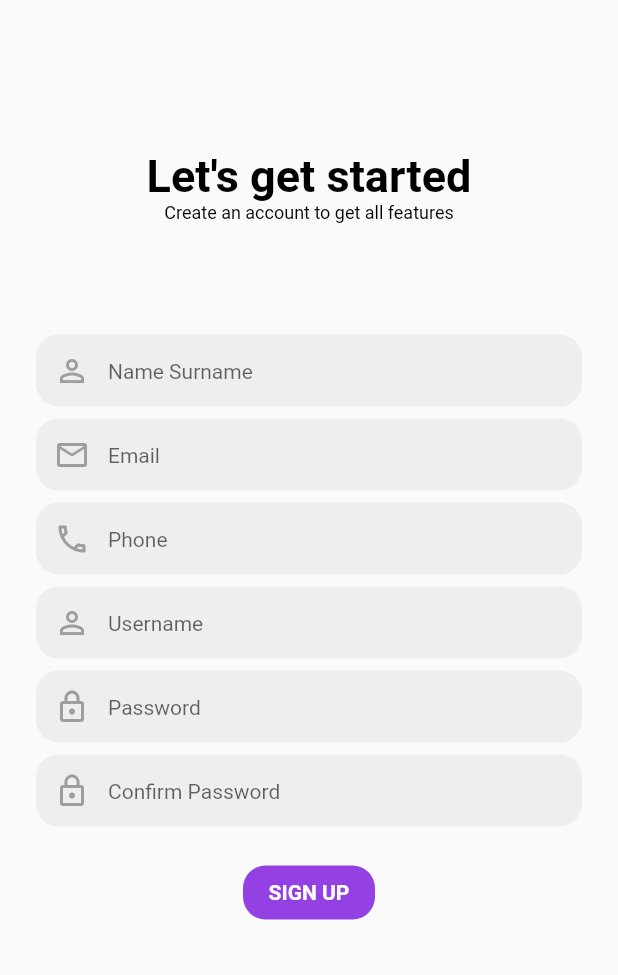
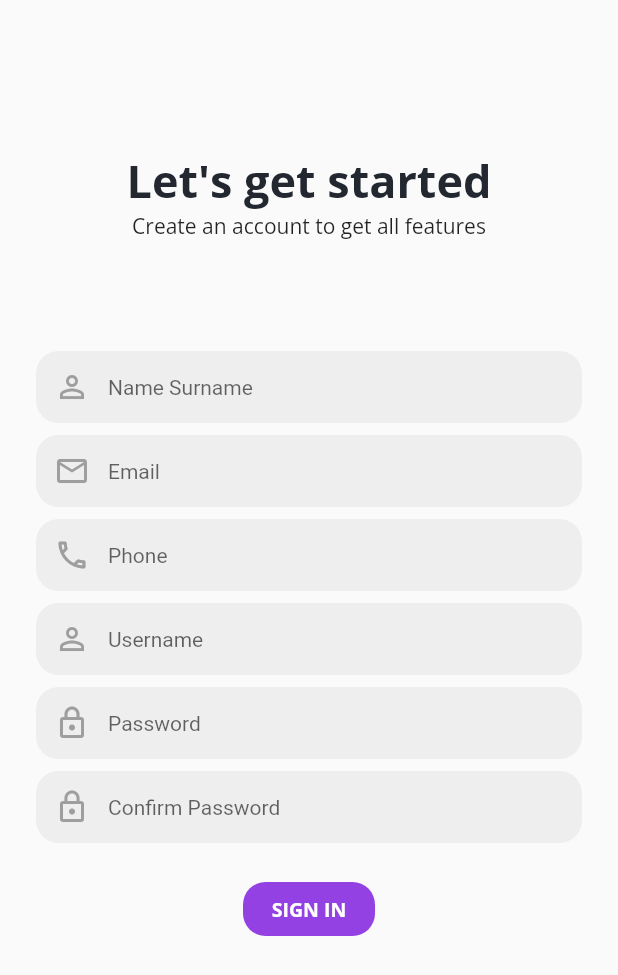
Before and after one commit to berketuranlioglu/devstore_project, a Flutter app: the SignUpPage screen opened by its route, on a phone screen of 412 x 824 dp. Shown: the top 975 px of the screen. Run offline on Flutter 3.47's test engine with Material 2 defaults, Android fonts, the phone set to English and light mode, and no system bars; our stand-ins replace email_validator, firebase_analytics, firebase_auth, firebase_core, google_fonts; accounts and stored records are empty.

Commit message:
Signup and Styles updated

```diff
--- a/lib/routes/signup.dart
+++ b/lib/routes/signup.dart
@@ -1,5 +1,7 @@
 import 'package:flutter/cupertino.dart';
 import 'package:flutter/gestures.dart';
+import 'package:devstore_project/utils/color.dart';
+import 'package:devstore_project/utils/styles.dart';
 import 'package:flutter/material.dart';
 import 'package:email_validator/email_validator.dart';
 
@@ -17,29 +19,18 @@ class _SignUpPageState extends State<SignUpPage> {
 
   final _formKey = GlobalKey<FormState>();
 
-  void buttonClicked() {
-    print('Button Clicked');
-  }
-
   @override
   Widget build(BuildContext context) {
     return Scaffold(
       body: SingleChildScrollView(
-        key: _formKey,
         child: Column(
           mainAxisAlignment: MainAxisAlignment.center,
           crossAxisAlignment: CrossAxisAlignment.center,
           children: [
-            const SizedBox(
-              height: 100.0,
-            ),
+            SizedBox(height: 100.0),
             RichText(
-              text: const TextSpan(
-                style: TextStyle(
-                  fontSize: 30.0,
-                  fontWeight: FontWeight.bold,
-                  color: Colors.black,
-                ),
+              text: TextSpan(
+                style: signupPage_InfoSentence1,
                 children: <TextSpan>[
                   TextSpan(text: "Let's get started "),
                 ],
@@ -49,14 +40,9 @@ class _SignUpPageState extends State<SignUpPage> {
             Text(
               'Create an account to get all features',
               textAlign: TextAlign.center,
-              style: TextStyle(
-                fontSize: 12.0,
-                color: Colors.black,
+              style: signupPage_InfoSentence2,
             ),
-            ),
-            const SizedBox(
-              height: 50.0,
-            ),
+            SizedBox(height: 50.0),
             Padding(
               padding: const EdgeInsets.fromLTRB(24.0, 24.0, 24.0, 4.0),
               child: Column(
@@ -116,14 +102,14 @@ class _SignUpPageState extends State<SignUpPage> {
                           keyboardType: TextInputType.emailAddress,
                           validator: (value) {
                             if (value == null) {
-                              return 'E-mail field cannot be empty';
+                              return 'Please enter an e-mail address!';
                             } else {
                               String trimmedValue = value.trim();
                               if (trimmedValue.isEmpty) {
-                                return 'E-mail field cannot be empty';
+                                return 'E-mail address cannot be empty!';
                               }
                               if (!EmailValidator.validate(trimmedValue)) {
-                                return 'Please enter a valid email';
+                                return 'The e-mail you entered does not exist!';
                               }
                             }
                             return null;
@@ -137,9 +123,7 @@ class _SignUpPageState extends State<SignUpPage> {
                       ),
                     ],
                   ),
-                  const SizedBox(
-                    height: 8.0,
-                  ),
+                  const SizedBox(height: 8.0),
                   Row(
                     crossAxisAlignment: CrossAxisAlignment.start,
                     children: [
@@ -220,6 +204,9 @@ class _SignUpPageState extends State<SignUpPage> {
                               ),
                               borderRadius:
                                   BorderRadius.all(Radius.circular(15)),
+                            ),
+                            errorStyle: TextStyle(
+                              color: Colors.black,
                             ),
                           ),
                           keyboardType: TextInputType.visiblePassword,
@@ -307,25 +294,26 @@ class _SignUpPageState extends State<SignUpPage> {
                   const SizedBox(
                     height: 20.0,
                   ),
-                  FlatButton(
-                    child: const Text(
-                      'SIGN UP',
-                      style: TextStyle(
-                        fontWeight: FontWeight.bold,
-                        color: Colors.white,
-                        fontSize: 14.0,
+                  Form(
+                    key: _formKey,
+                    child: FlatButton(
+                      child: Text(
+                        'SIGN IN',
+                        style: signupPage_ButtonTxts,
                       ),
-                    ),
-                    color: const Color(0xff9441e4),
+                      color: AppColors.primaryColor,
                       shape: RoundedRectangleBorder(
                           borderRadius: BorderRadius.circular(15.0)),
                       onPressed: () {
                         if (_formKey.currentState!.validate()) {
+                          _formKey.currentState!.save();
+
                           ScaffoldMessenger.of(context).showSnackBar(
-                          const SnackBar(content: Text('Done')),
-                        );
+                              const SnackBar(
+                                  content: Text('Sign In Successful!')));
                         }
                       },
+                    ),
                   ),
                 ],
               ),
--- a/lib/utils/styles.dart
+++ b/lib/utils/styles.dart
@@ -4,12 +4,12 @@ import 'package:google_fonts/google_fonts.dart';
 
 final loginPage_WelcomeRegular = GoogleFonts.openSans(
   fontSize: 28,
-    fontWeight: FontWeight.normal,//login page welcome text
+  fontWeight: FontWeight.normal, //login page welcome text
 );
 
 final loginPage_WelcomeBold = GoogleFonts.openSans(
   fontSize: 28,
-    fontWeight: FontWeight.bold,//login page welcome text
+  fontWeight: FontWeight.bold, //login page welcome text
 );
 
 final loginPage_ExistingAcc = GoogleFonts.openSans(
@@ -20,41 +20,46 @@ final loginPage_ExistingAcc = GoogleFonts.openSans(
 
 final loginPage_ForgotPass = GoogleFonts.openSans(
   fontSize: 10,
-    fontWeight: FontWeight.bold,   //login page, 'forgot password?' text
+  fontWeight: FontWeight.bold, //login page, 'forgot password?' text
   color: AppColors.textColor,
 );
 
 final loginPage_OtherConnections = GoogleFonts.openSans(
   fontSize: 10,
-    fontWeight: FontWeight.normal,   //login page, 'or connect using text'
+  fontWeight: FontWeight.normal, //login page, 'or connect using text'
   color: AppColors.loginSubTextColor,
 );
 
 final loginPage_SignUpRegular = GoogleFonts.openSans(
   fontSize: 12,
-    fontWeight: FontWeight.normal, //login page dont have acc option Fontweight is mixed, use it for regular
+  fontWeight: FontWeight
+      .normal, //login page dont have acc option Fontweight is mixed, use it for regular
   color: AppColors.textColor,
 );
 
 final loginPage_SignUpBold = GoogleFonts.openSans(
   fontSize: 12,
-    fontWeight: FontWeight.bold, //login page dont have acc option fontweight is mixed, use it for bold
+  fontWeight: FontWeight
+      .bold, //login page dont have acc option fontweight is mixed, use it for bold
   color: AppColors.primaryColor,
 );
 
 final signupPage_InfoSentence1 = GoogleFonts.openSans(
-    fontSize: 28,
-    fontWeight: FontWeight.normal, //signup page text 'lets get started'
+  fontSize: 30.0,
+  fontWeight: FontWeight.bold,
+  color: AppColors.appBarColor, //signup page text 'lets get started'
 );
 
 final signupPage_InfoSentence2 = GoogleFonts.openSans(
-    fontSize: 10,
-    fontWeight: FontWeight.normal, //signup page text 'create an account to get all features'
+  fontSize: 14,
+  fontWeight: FontWeight
+      .normal, //signup page text 'create an account to get all features'
 );
 
 final signupPage_ButtonTxts = GoogleFonts.openSans(
-    fontSize: 12,
-    fontWeight: FontWeight.normal, //signup page, texts inside the user info lines
+  color: AppColors.secondaryColor,
+  fontWeight: FontWeight.bold,
+  fontSize: 13.0, //signup page, texts inside the user info lines
 );
 
 final signupPage_SignUpButton = GoogleFonts.openSans(
@@ -71,7 +76,6 @@ final signupPage_LogInBold = GoogleFonts.openSans(
   fontSize: 12,
   fontWeight: FontWeight.bold, //fontweight is mixed, use bold it for bold
 );
-
 
 final homePage_SearchBar = GoogleFonts.openSans(
   fontSize: 15,
@@ -107,7 +111,8 @@ final TabBar = GoogleFonts.openSans(
 
 final PreviousPage = GoogleFonts.openSans(
   fontSize: 20,
-    fontWeight: FontWeight.w600, //texts for the previous page such as; discounts & offer, categories, my cart...
+  fontWeight: FontWeight
+      .w600, //texts for the previous page such as; discounts & offer, categories, my cart...
 );
 
 final categoriesOption2_Categories = GoogleFonts.openSans(
@@ -132,17 +137,20 @@ final ShoppingCart_ItemName = GoogleFonts.openSans(
 
 final ItemBrandandPrice = GoogleFonts.openSans(
   fontSize: 13,
-    fontWeight: FontWeight.normal, //item brand, price to be used in every necessary page
+  fontWeight:
+      FontWeight.normal, //item brand, price to be used in every necessary page
 );
 
 final ShoppingCart_PaymentRegular = GoogleFonts.openSans(
   fontSize: 14,
-    fontWeight: FontWeight.normal, //shopping cart checkout prices fontweight is mixed, use bold it for regular
+  fontWeight: FontWeight
+      .normal, //shopping cart checkout prices fontweight is mixed, use bold it for regular
 );
 
 final ShoppingCart_PaymentBold = GoogleFonts.openSans(
   fontSize: 14,
-    fontWeight: FontWeight.bold, //shopping cart checkout prices fontweight is mixed, use bold it for bold
+  fontWeight: FontWeight
+      .bold, //shopping cart checkout prices fontweight is mixed, use bold it for bold
 );
 
 final ShoppingCart_Checkout = GoogleFonts.openSans(
@@ -172,7 +180,8 @@ final Product_Name = GoogleFonts.openSans(
 
 final Product_BrandandDetails = GoogleFonts.openSans(
   fontSize: 12,
-    fontWeight: FontWeight.normal, //product; name, overview, details, comments bar and description
+  fontWeight: FontWeight
+      .normal, //product; name, overview, details, comments bar and description
 );
 
 final Product_Comments = GoogleFonts.openSans(
@@ -227,7 +236,8 @@ final AddtoCart_Buttons = GoogleFonts.openSans(
 
 final SellerProfile2_NotAvailable = GoogleFonts.openSans(
   fontSize: 12,
-    fontWeight: FontWeight.w600, //seller profile2 page not available to adding cart
+  fontWeight:
+      FontWeight.w600, //seller profile2 page not available to adding cart
 );
 
 final FavoritesPage_ItemNames = GoogleFonts.openSans(
```
Lines whose indentation alone changed are shown as unchanged.
